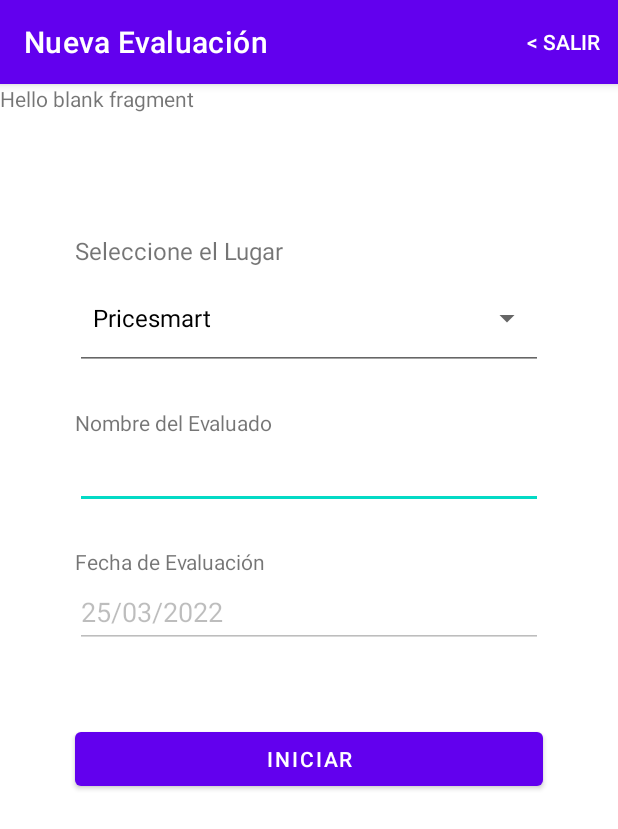
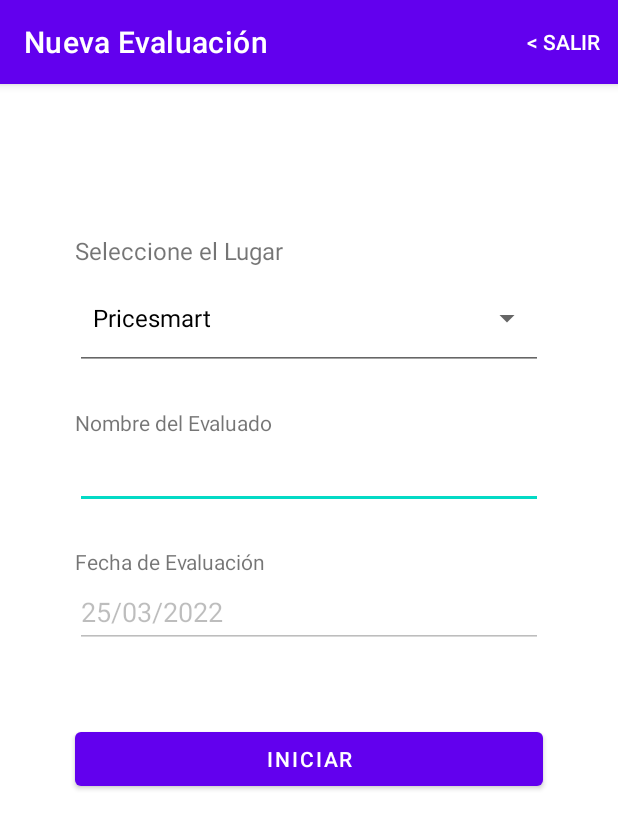
Before and after one commit to alejandrozamoraaz/PersonnelEvaluation, an Android app: the MainNewEvaluationActivity screen opened directly, with no data from a screen before it, on a phone screen of 412 x 824 dp. Shown: the top 829 px of the screen. Run offline under Robolectric (Android 15) with nearby library versions, the light colour scheme and no system bars.

Commit message:
Add Activity

```diff
--- a/app/build.gradle
+++ b/app/build.gradle
@@ -48,6 +48,8 @@ dependencies {
     implementation 'com.google.firebase:firebase-common-ktx:20.0.0'
     implementation 'com.google.firebase:firebase-auth:21.0.2'
     implementation 'androidx.legacy:legacy-support-v4:1.0.0'
+    implementation 'androidx.preference:preference:1.1.1'
+    implementation 'androidx.recyclerview:recyclerview:1.2.1'
     testImplementation 'junit:junit:4.13.2'
     androidTestImplementation 'androidx.test.ext:junit:1.1.3'
     androidTestImplementation 'androidx.test.espresso:espresso-core:3.4.0'
--- a/app/src/main/java/com/example/evaluacionpersonalpruebaandroid/NewEvaluationActivity.kt
+++ b/app/src/main/java/com/example/evaluacionpersonalpruebaandroid/MainNewEvaluationActivity.kt
@@ -1,7 +1,9 @@
 package com.example.evaluacionpersonalpruebaandroid
 
 import android.R
+import android.content.Intent
 import android.os.Build
+import androidx.appcompat.app.AppCompatActivity
 import android.os.Bundle
 import android.view.Menu
 import android.view.MenuItem
@@ -9,22 +11,18 @@ import android.view.View
 import android.widget.AdapterView
 import android.widget.ArrayAdapter
 import android.widget.Toast
-import android.widget.DatePicker
 import androidx.annotation.RequiresApi
-import androidx.appcompat.app.AppCompatActivity
-import com.example.evaluacionpersonalpruebaandroid.databinding.ActivityNewEvaluationBinding
+import com.example.evaluacionpersonalpruebaandroid.databinding.ActivityMainNewEvaluationBinding
 import java.time.LocalDate
 import java.time.format.DateTimeFormatter
-import java.util.*
 
-
-class NewEvaluationActivity : AppCompatActivity() {
-    private lateinit var binding: ActivityNewEvaluationBinding
+class MainNewEvaluationActivity : AppCompatActivity() {
+    private lateinit var binding: ActivityMainNewEvaluationBinding
 
     @RequiresApi(Build.VERSION_CODES.O)
     override fun onCreate(savedInstanceState: Bundle?) {
         super.onCreate(savedInstanceState)
-        binding = ActivityNewEvaluationBinding.inflate(layoutInflater)
+        binding = ActivityMainNewEvaluationBinding.inflate(layoutInflater)
         setContentView(binding.root)
 
         val items = arrayOf("Pricesmart", "Colonia Plaza Once", "Plaza inter")
@@ -46,8 +44,15 @@ class NewEvaluationActivity : AppCompatActivity() {
         })
 
         binding.buttonStartEvaluation.setOnClickListener {
-            if (binding.inputNameEvaluated.text.toString().isEmpty()){
+            if (binding.inputNameEvaluated.text.toString().isEmpty()) {
                 binding.inputNameEvaluated.setError("Ingrese el Nombre")
+            } else {
+                //var mainFragment: NewEvaluationFragment = NewEvaluationFragment()
+                //supportFragmentManager.beginTransaction()
+                    //.replace(binding.ConstraintLayout.id, mainFragment).commit()
+
+                val intent = Intent(this, ContinueNewEvaluationActivity::class.java)
+                startActivity(intent)
             }
         }
     }
--- a/app/src/main/java/com/example/evaluacionpersonalpruebaandroid/NewEvaluationFragment.kt
+++ /dev/null
@@ -1,59 +0,0 @@
-package com.example.evaluacionpersonalpruebaandroid
-
-import android.os.Bundle
-import androidx.fragment.app.Fragment
-import android.view.LayoutInflater
-import android.view.View
-import android.view.ViewGroup
-
-// TODO: Rename parameter arguments, choose names that match
-// the fragment initialization parameters, e.g. ARG_ITEM_NUMBER
-private const val ARG_PARAM1 = "param1"
-private const val ARG_PARAM2 = "param2"
-
-/**
- * A simple [Fragment] subclass.
- * Use the [NewEvaluationFragment.newInstance] factory method to
- * create an instance of this fragment.
- */
-class NewEvaluationFragment : Fragment() {
-    // TODO: Rename and change types of parameters
-    private var param1: String? = null
-    private var param2: String? = null
-
-    override fun onCreate(savedInstanceState: Bundle?) {
-        super.onCreate(savedInstanceState)
-        arguments?.let {
-            param1 = it.getString(ARG_PARAM1)
-            param2 = it.getString(ARG_PARAM2)
-        }
-    }
-
-    override fun onCreateView(
-        inflater: LayoutInflater, container: ViewGroup?,
-        savedInstanceState: Bundle?
-    ): View? {
-        // Inflate the layout for this fragment
-        return inflater.inflate(R.layout.fragment_new_evaluation, container, false)
-    }
-
-    companion object {
-        /**
-         * Use this factory method to create a new instance of
-         * this fragment using the provided parameters.
-         *
-         * @param param1 Parameter 1.
-         * @param param2 Parameter 2.
-         * @return A new instance of fragment NewEvaluationFragment.
-         */
-        // TODO: Rename and change types and number of parameters
-        @JvmStatic
-        fun newInstance(param1: String, param2: String) =
-            NewEvaluationFragment().apply {
-                arguments = Bundle().apply {
-                    putString(ARG_PARAM1, param1)
-                    putString(ARG_PARAM2, param2)
-                }
-            }
-    }
-}
--- a/app/src/main/java/com/example/evaluacionpersonalpruebaandroid/ui/home/HomeFragment.kt
+++ b/app/src/main/java/com/example/evaluacionpersonalpruebaandroid/ui/home/HomeFragment.kt
@@ -5,12 +5,10 @@ import android.os.Bundle
 import android.view.LayoutInflater
 import android.view.View
 import android.view.ViewGroup
-import android.widget.Button
 import androidx.appcompat.app.AppCompatActivity
 import androidx.fragment.app.Fragment
 import androidx.lifecycle.ViewModelProvider
-import com.example.evaluacionpersonalpruebaandroid.NewEvaluationActivity
-import com.example.evaluacionpersonalpruebaandroid.R
+import com.example.evaluacionpersonalpruebaandroid.MainNewEvaluationActivity
 import com.example.evaluacionpersonalpruebaandroid.databinding.FragmentHomeBinding
 import com.google.firebase.auth.FirebaseAuth
 import com.google.firebase.auth.FirebaseUser
@@ -34,7 +32,7 @@ class HomeFragment : Fragment() {
 
         if (user != null){
             binding.buttonNewEvaluation.setOnClickListener {
-                val intent = Intent(activity, NewEvaluationActivity::class.java)
+                val intent = Intent(activity, MainNewEvaluationActivity::class.java)
                 startActivity(intent)
             }
         }
--- a/app/src/main/res/layout/activity_new_evaluation.xml
+++ b/app/src/main/res/layout/activity_main_new_evaluation.xml
@@ -12,7 +12,7 @@
         android:id="@+id/ConstraintLayout"
         android:layout_width="match_parent"
         android:layout_height="wrap_content"
-        tools:context=".NewEvaluationActivity">
+        tools:context=".cc">
 
         <TextView
             android:id="@+id/textViewPlaces"
@@ -116,15 +116,5 @@
             app:layout_constraintStart_toStartOf="parent"
             app:layout_constraintTop_toBottomOf="@+id/editTextDateEvaluation" />
 
-        <androidx.fragment.app.FragmentContainerView
-            android:id="@+id/fragmentContainerView"
-            android:name="com.example.evaluacionpersonalpruebaandroid.NewEvaluationFragment"
-            android:layout_width="0dp"
-            android:layout_height="0dp"
-            app:layout_constraintBottom_toBottomOf="parent"
-            app:layout_constraintEnd_toEndOf="parent"
-            app:layout_constraintStart_toStartOf="parent"
-            app:layout_constraintTop_toTopOf="parent" />
-
     </androidx.constraintlayout.widget.ConstraintLayout>
 </ScrollView>
--- a/app/src/main/res/layout/fragment_new_evaluation.xml
+++ /dev/null
@@ -1,14 +0,0 @@
-<?xml version="1.0" encoding="utf-8"?>
-<FrameLayout xmlns:android="http://schemas.android.com/apk/res/android"
-    xmlns:tools="http://schemas.android.com/tools"
-    android:layout_width="match_parent"
-    android:layout_height="match_parent"
-    tools:context=".NewEvaluationFragment">
-
-    <!-- TODO: Update blank fragment layout -->
-    <TextView
-        android:layout_width="match_parent"
-        android:layout_height="match_parent"
-        android:text="@string/hello_blank_fragment" />
-
-</FrameLayout>
--- a/app/src/main/res/values/dimens.xml
+++ b/app/src/main/res/values/dimens.xml
@@ -2,4 +2,6 @@
     <!-- Default screen margins, per the Android Design guidelines. -->
     <dimen name="activity_horizontal_margin">16dp</dimen>
     <dimen name="activity_vertical_margin">16dp</dimen>
+    <dimen name="list_item_spacing">16dp</dimen>
+    <dimen name="list_item_spacing_half">8dp</dimen>
 </resources>
--- a/app/src/main/res/values/strings.xml
+++ b/app/src/main/res/values/strings.xml
@@ -16,6 +16,7 @@
     <string name="title_name_evaluated">Nombre del Evaluado</string>
     <string name="title_evaluation_date">Fecha de Evaluación</string>
     <string name="title_button_start">Iniciar</string>
-    <!-- TODO: Remove or change this placeholder text -->
-    <string name="hello_blank_fragment">Hello blank fragment</string>
+
+    <string name="title_fragment_new_evaluation">Puntos a Evaluar</string>
+    <string name="title_button_finish">Finalizar</string>
 </resources>
```
Also changed, not shown: app/src/main/AndroidManifest.xml (+8 -4 lines), app/src/main/java/com/example/evaluacionpersonalpruebaandroid/ContinueNewEvaluationActivity.kt (added, +31 -0 lines), app/src/main/res/drawable/ic_angle_back_16dp.xml (deleted, +0 -9 lines), app/src/main/res/layout/activity_continue_new_evaluation.xml (added, +9 -0 lines).
